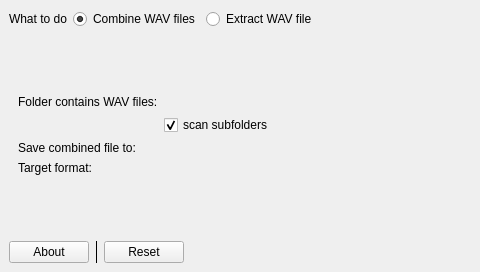
Qt form src/mainwindow.ui (shine5402/KiraWavTar) before a commit; both pictures show x 0 to 480 and y 0 to 272 of the 881 by 272 pixel window.
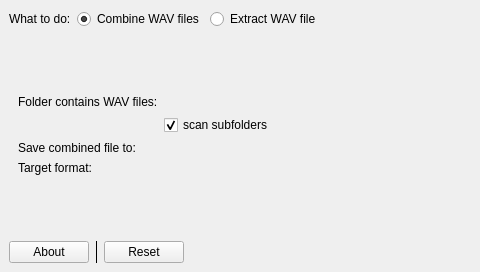
The same form after that commit. Custom widgets are drawn as their Qt base class.

```diff
--- a/src/mainwindow.ui
+++ b/src/mainwindow.ui
@@ -20,7 +20,7 @@
       <item>
        <widget class="QLabel" name="label">
         <property name="text">
-         <string>What to do</string>
+         <string>What to do:</string>
         </property>
        </widget>
       </item>
```
Left out of the diff: 2 changed lines with no effect on the pictures.
